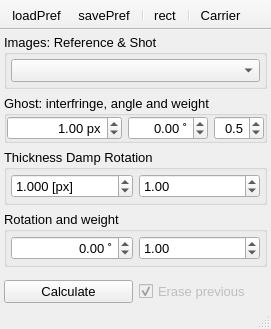
The window that UIs/nGhost.ui (NeutrinoToolkit/Neutrino) describes before a commit, drawn with Qt 5.
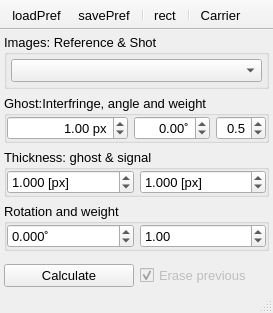
The same window after the commit. Icons and pictures are not drawn.

```diff
--- a/UIs/nGhost.ui
+++ b/UIs/nGhost.ui
@@ -6,8 +6,8 @@
    <rect>
     <x>0</x>
     <y>0</y>
-    <width>271</width>
-    <height>329</height>
+    <width>273</width>
+    <height>313</height>
    </rect>
   </property>
   <property name="font">
@@ -28,23 +28,32 @@
    <bool>true</bool>
   </property>
   <widget class="QWidget" name="centralwidget">
-   <layout class="QGridLayout" name="gridLayout_4">
+   <layout class="QGridLayout" name="gridLayout_7">
     <property name="margin">
      <number>4</number>
     </property>
     <item row="2" column="0">
      <widget class="QGroupBox" name="groupBox">
       <property name="title">
-       <string>Thickness Damp Rotation</string>
+       <string>Thickness: ghost &amp;&amp; signal</string>
       </property>
       <layout class="QGridLayout" name="gridLayout">
        <property name="margin">
-        <number>4</number>
+        <number>0</number>
        </property>
-       <item row="0" column="1">
-        <widget class="QDoubleSpinBox" name="damp">
-         <property name="singleStep">
-          <double>0.100000000000000</double>
+       <item row="0" column="0">
+        <widget class="QDoubleSpinBox" name="thicknessGhost">
+         <property name="suffix">
+          <string> [px]</string>
+         </property>
+         <property name="decimals">
+          <number>3</number>
+         </property>
+         <property name="minimum">
+          <double>0.000000000000000</double>
+         </property>
+         <property name="maximum">
+          <double>999.990000000000009</double>
          </property>
          <property name="value">
           <double>1.000000000000000</double>
@@ -54,7 +63,7 @@
          </property>
         </widget>
        </item>
-       <item row="0" column="0">
+       <item row="0" column="1">
         <widget class="QDoubleSpinBox" name="thickness">
          <property name="suffix">
           <string> [px]</string>
@@ -79,10 +88,23 @@
       </layout>
      </widget>
     </item>
+    <item row="4" column="0">
+     <spacer name="verticalSpacer_2">
+      <property name="orientation">
+       <enum>Qt::Vertical</enum>
+      </property>
+      <property name="sizeHint" stdset="0">
+       <size>
+        <width>20</width>
+        <height>151</height>
+       </size>
+      </property>
+     </spacer>
+    </item>
     <item row="1" column="0">
      <widget class="QGroupBox" name="carrierBox">
       <property name="title">
-       <string>Ghost: interfringe, angle and weight</string>
+       <string>Ghost:Interfringe, angle and weight</string>
       </property>
       <layout class="QGridLayout" name="gridLayout_3" columnstretch="1,0,0">
        <property name="margin">
@@ -122,7 +144,7 @@
           <set>Qt::AlignRight|Qt::AlignTrailing|Qt::AlignVCenter</set>
          </property>
          <property name="suffix">
-          <string> ˚</string>
+          <string>˚</string>
          </property>
          <property name="decimals">
           <number>2</number>
@@ -172,43 +194,6 @@
       </layout>
      </widget>
     </item>
-    <item row="5" column="0">
-     <widget class="QWidget" name="widget_3" native="true">
-      <layout class="QGridLayout" name="gridLayout_2">
-       <property name="margin">
-        <number>0</number>
-       </property>
-       <item row="1" column="0">
-        <widget class="QPushButton" name="doGhost">
-         <property name="font">
-          <font>
-           <pointsize>10</pointsize>
-          </font>
-         </property>
-         <property name="text">
-          <string>Calculate</string>
-         </property>
-        </widget>
-       </item>
-       <item row="1" column="1">
-        <widget class="QCheckBox" name="erasePrevious">
-         <property name="enabled">
-          <bool>false</bool>
-         </property>
-         <property name="text">
-          <string>Erase previous</string>
-         </property>
-         <property name="checked">
-          <bool>true</bool>
-         </property>
-         <property name="neutrinoSave" stdset="0">
-          <bool>true</bool>
-         </property>
-        </widget>
-       </item>
-      </layout>
-     </widget>
-    </item>
     <item row="0" column="0">
      <widget class="QGroupBox" name="groupBox_14">
       <property name="title">
@@ -231,38 +216,22 @@
       </layout>
      </widget>
     </item>
-    <item row="4" column="0">
-     <spacer name="verticalSpacer_2">
-      <property name="orientation">
-       <enum>Qt::Vertical</enum>
-      </property>
-      <property name="sizeHint" stdset="0">
-       <size>
-        <width>20</width>
-        <height>151</height>
-       </size>
-      </property>
-     </spacer>
-    </item>
     <item row="3" column="0">
      <widget class="QGroupBox" name="groupBox_2">
       <property name="title">
        <string>Rotation and weight</string>
       </property>
-      <layout class="QGridLayout" name="gridLayout_6">
+      <layout class="QGridLayout" name="gridLayout_4">
        <property name="margin">
-        <number>4</number>
+        <number>0</number>
        </property>
-       <item row="1" column="1">
+       <item row="0" column="0">
         <widget class="QDoubleSpinBox" name="rotation">
-         <property name="alignment">
-          <set>Qt::AlignRight|Qt::AlignTrailing|Qt::AlignVCenter</set>
-         </property>
          <property name="suffix">
-          <string> ˚</string>
+          <string>˚</string>
          </property>
          <property name="decimals">
-          <number>2</number>
+          <number>3</number>
          </property>
          <property name="minimum">
           <double>-360.000000000000000</double>
@@ -278,14 +247,51 @@
          </property>
         </widget>
        </item>
-       <item row="1" column="2">
+       <item row="0" column="1">
         <widget class="QDoubleSpinBox" name="weight">
+         <property name="maximum">
+          <double>9.990000000000000</double>
+         </property>
          <property name="singleStep">
           <double>0.100000000000000</double>
          </property>
          <property name="value">
           <double>1.000000000000000</double>
          </property>
+        </widget>
+       </item>
+      </layout>
+     </widget>
+    </item>
+    <item row="5" column="0">
+     <widget class="QWidget" name="widget_3" native="true">
+      <layout class="QGridLayout" name="gridLayout_2">
+       <property name="margin">
+        <number>0</number>
+       </property>
+       <item row="1" column="0">
+        <widget class="QPushButton" name="doGhost">
+         <property name="font">
+          <font>
+           <pointsize>10</pointsize>
+          </font>
+         </property>
+         <property name="text">
+          <string>Calculate</string>
+         </property>
+        </widget>
+       </item>
+       <item row="1" column="1">
+        <widget class="QCheckBox" name="erasePrevious">
+         <property name="enabled">
+          <bool>false</bool>
+         </property>
+         <property name="text">
+          <string>Erase previous</string>
+         </property>
+         <property name="checked">
+          <bool>true</bool>
+         </property>
          <property name="neutrinoSave" stdset="0">
           <bool>true</bool>
          </property>
```
Left out of the diff: 20 changed lines with no effect on the pictures.
